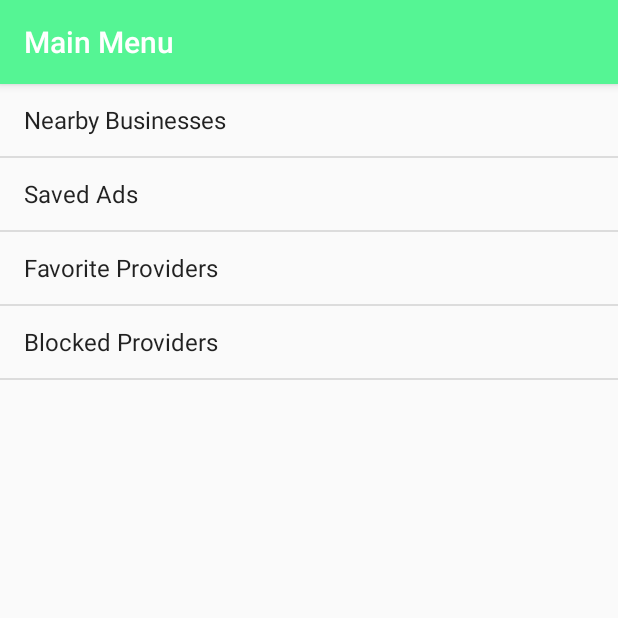
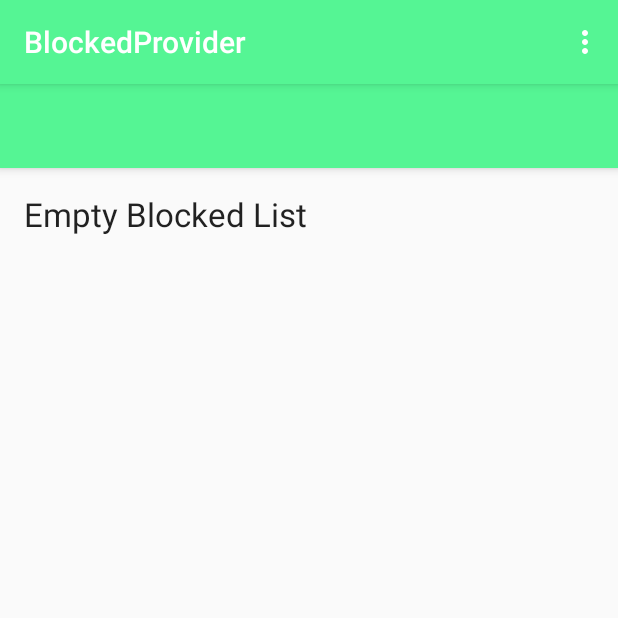
Before and after one commit to PromoPass/promopass.github.io, an Android app: the screen it shows after launch (MainActivity before the commit, BlockedProvider after it), after a tap on "Blocked Providers", on a phone screen of 412 x 824 dp, the top half of it. Run offline under Robolectric (Android 15) with nearby library versions, the phone set to English and light mode, and no system bars; libraries missing offline, so code that uses them is left out: com.squareup.okhttp; 8 statements that could not run were skipped.

Commit message:
Merge remote-tracking branch 'origin/master'
# Conflicts:
#	PromoPass/app/src/main/java/nmotion/promopass/ListNearbyProviders.java
#	PromoPass/app/src/main/java/nmotion/promopass/ViewAd.java

```diff
--- /dev/null
+++ b/PromoPass/app/src/main/java/nmotion/promopass/BlockedProvider.java
@@ -0,0 +1,37 @@
+package nmotion.promopass;
+
+import android.support.v7.app.AppCompatActivity;
+import android.os.Bundle;
+import android.view.Menu;
+import android.view.MenuItem;
+
+public class BlockedProvider extends AppCompatActivity {
+
+    @Override
+    protected void onCreate(Bundle savedInstanceState) {
+        super.onCreate(savedInstanceState);
+        setContentView(R.layout.activity_blocked_provider);
+    }
+
+    @Override
+    public boolean onCreateOptionsMenu(Menu menu) {
+        // Inflate the menu; this adds items to the action bar if it is present.
+        getMenuInflater().inflate(R.menu.menu_blocked, menu);
+        return true;
+    }
+
+    @Override
+    public boolean onOptionsItemSelected(MenuItem item) {
+        // Handle action bar item clicks here. The action bar will
+        // automatically handle clicks on the Home/Up button, so long
+        // as you specify a parent activity in AndroidManifest.xml.
+        int id = item.getItemId();
+
+        //noinspection SimplifiableIfStatement
+        if (id == R.id.action_settings) {
+            return true;
+        }
+
+        return super.onOptionsItemSelected(item);
+    }
+}
--- a/PromoPass/app/src/main/java/nmotion/promopass/MainActivity.java
+++ b/PromoPass/app/src/main/java/nmotion/promopass/MainActivity.java
@@ -46,7 +46,10 @@ public class MainActivity extends AppCompatActivity {
                         intent = new Intent(view.getContext(), ListSavedAds.class);
                         break;
                     case 2:
-                        //intent = new Intent(view.getContext(), FavoriteProviders.class);
+                        intent = new Intent(view.getContext(), FavoriteProvider.class);
+                        break;
+                    case 3:
+                        intent = new Intent(view.getContext(), BlockedProvider.class);
                         break;
                 }
                 startActivity(intent);
--- /dev/null
+++ b/PromoPass/app/src/main/res/layout/activity_blocked_provider.xml
@@ -0,0 +1,20 @@
+<?xml version="1.0" encoding="utf-8"?>
+<android.support.design.widget.CoordinatorLayout
+    xmlns:android="http://schemas.android.com/apk/res/android"
+    xmlns:app="http://schemas.android.com/apk/res-auto"
+    xmlns:tools="http://schemas.android.com/tools" android:layout_width="match_parent"
+    android:layout_height="match_parent" android:fitsSystemWindows="true"
+    tools:context=".BlockedProvider">
+
+    <android.support.design.widget.AppBarLayout android:layout_height="wrap_content"
+        android:layout_width="match_parent" android:theme="@style/AppTheme.AppBarOverlay">
+
+        <android.support.v7.widget.Toolbar android:id="@+id/toolbar"
+            android:layout_width="match_parent" android:layout_height="?attr/actionBarSize"
+            android:background="?attr/colorPrimary" app:popupTheme="@style/AppTheme.PopupOverlay" />
+
+    </android.support.design.widget.AppBarLayout>
+
+    <include layout="@layout/content_blocked_provider" />
+
+</android.support.design.widget.CoordinatorLayout>
--- /dev/null
+++ b/PromoPass/app/src/main/res/layout/content_blocked_provider.xml
@@ -0,0 +1,27 @@
+<?xml version="1.0" encoding="utf-8"?>
+<RelativeLayout xmlns:android="http://schemas.android.com/apk/res/android"
+    xmlns:tools="http://schemas.android.com/tools"
+    xmlns:app="http://schemas.android.com/apk/res-auto" android:layout_width="match_parent"
+    android:layout_height="match_parent"
+    app:layout_behavior="@string/appbar_scrolling_view_behavior"
+    tools:showIn="@layout/activity_blocked_providers" tools:context=".BlockedProviders">
+
+    <ListView
+        android:layout_width="match_parent"
+        android:layout_height="match_parent"
+        android:id="@+id/blockedProvider"
+        android:choiceMode="singleChoice" />
+
+    <TextView
+        android:id="@+id/empty"
+        android:layout_width="match_parent"
+        android:layout_height="match_parent"
+        android:textAppearance="?android:attr/textAppearanceLarge"
+        android:paddingBottom="@dimen/activity_vertical_margin"
+        android:paddingLeft="@dimen/activity_horizontal_margin"
+        android:paddingRight="@dimen/activity_horizontal_margin"
+        android:paddingTop="@dimen/activity_vertical_margin"
+        android:text="@string/emptyBlockedList">
+
+    </TextView>
+</RelativeLayout>
--- /dev/null
+++ b/PromoPass/app/src/main/res/menu/menu_blocked.xml
@@ -0,0 +1,7 @@
+<menu xmlns:android="http://schemas.android.com/apk/res/android"
+    xmlns:app="http://schemas.android.com/apk/res-auto"
+    xmlns:tools="http://schemas.android.com/tools"
+    tools:context="nmotion.promopass.BlockedProvider">
+    <item android:id="@+id/action_settings" android:title="@string/action_settings"
+        android:orderInCategory="100" app:showAsAction="never" />
+</menu>
--- a/PromoPass/app/src/main/res/values/strings.xml
+++ b/PromoPass/app/src/main/res/values/strings.xml
@@ -12,4 +12,10 @@
     <string name="title_activity_main">MainActivity</string>
     <string name="title_activity_list_saved_ads">ListSavedAds</string>
     <string name="emptySavedAds">No saved ads.</string>
+    <string name="title_activity_favorite_provider">FavoriteProvider</string>
+
+    <string name="hello_world">Hello world!</string>
+    <string name="title_activity_blocked_provider">BlockedProvider</string>
+    <string name="emptyBlockedList">Empty Blocked List</string>
+    <string name="emptyFavoritedList">Empty Favorites List</string>
 </resources>
```
Also changed, not shown: PromoPass/app/src/main/AndroidManifest.xml (+14 -6 lines), PromoPass/app/src/main/java/nmotion/promopass/FavoriteProvider.java (added, +33 -0 lines), PromoPass/app/src/main/res/layout/activity_favorite_provider.xml (added, +20 -0 lines), PromoPass/app/src/main/res/layout/content_favorite_provider.xml (added, +28 -0 lines), PromoPass/app/src/main/res/menu/menu_favorite.xml (added, +7 -0 lines).
